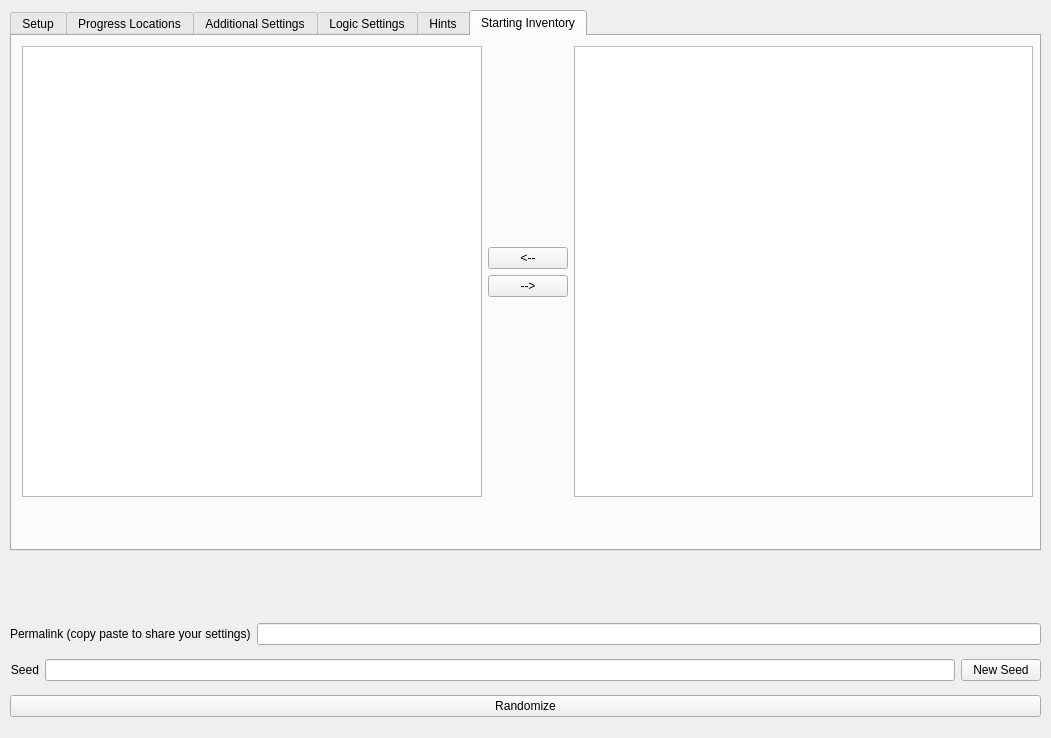
This is gui/randogui.ui in ssrando/ssrando as Qt 5 draws it before an edit. The edited form follows.
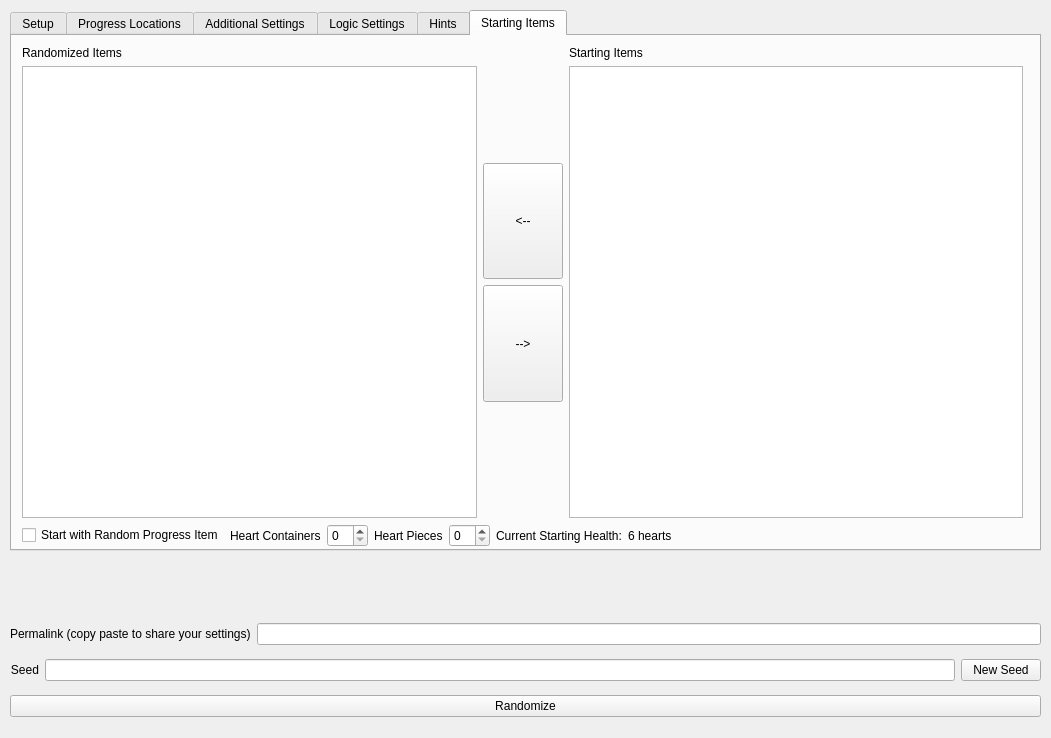
This is the edited form. The open tabs and pages were chosen to show the change.

Commit message: Unhide "Starting Items" ui tab

The edit to the form file:
```diff
--- a/gui/randogui.ui
+++ b/gui/randogui.ui
@@ -66,7 +66,13 @@
     <property name="currentIndex">
      <number>0</number>
     </property>
-    <widget class="QWidget" name="tab">
+    <property name="usesScrollButtons">
+     <bool>true</bool>
+    </property>
+    <property name="documentMode">
+     <bool>false</bool>
+    </property>
+    <widget class="QWidget" name="tab_setup">
      <attribute name="title">
       <string>Setup</string>
      </attribute>
@@ -1788,68 +1794,239 @@
     </widget>
     <widget class="QWidget" name="tab_6">
      <attribute name="title">
-      <string>Starting Inventory</string>
+      <string>Starting Items</string>
      </attribute>
      <widget class="QWidget" name="horizontalLayoutWidget_5">
       <property name="geometry">
        <rect>
         <x>10</x>
         <y>10</y>
-        <width>1011</width>
-        <height>451</height>
+        <width>1001</width>
+        <height>501</height>
        </rect>
       </property>
-      <layout class="QHBoxLayout" name="horizontalLayout_5">
+      <layout class="QVBoxLayout" name="verticalLayout_49">
        <item>
-        <widget class="QListView" name="randomized_items"/>
+        <layout class="QHBoxLayout" name="horizontalLayout_26">
+         <item>
+          <layout class="QVBoxLayout" name="verticalLayout_50">
+           <item>
+            <widget class="QLabel" name="label_randomized_items">
+             <property name="text">
+              <string>Randomized Items</string>
+             </property>
+            </widget>
+           </item>
+           <item>
+            <widget class="QListView" name="randomized_items">
+             <property name="sizePolicy">
+              <sizepolicy hsizetype="Expanding" vsizetype="Expanding">
+               <horstretch>0</horstretch>
+               <verstretch>0</verstretch>
+              </sizepolicy>
+             </property>
+            </widget>
+           </item>
+          </layout>
+         </item>
+         <item>
+          <layout class="QVBoxLayout" name="verticalLayout_51">
+           <property name="sizeConstraint">
+            <enum>QLayout::SetDefaultConstraint</enum>
+           </property>
+           <item>
+            <spacer name="verticalSpacer_20">
+             <property name="orientation">
+              <enum>Qt::Vertical</enum>
+             </property>
+             <property name="sizeHint" stdset="0">
+              <size>
+               <width>20</width>
+               <height>40</height>
+              </size>
+             </property>
+            </spacer>
+           </item>
+           <item>
+            <widget class="QPushButton" name="randomize_item">
+             <property name="sizePolicy">
+              <sizepolicy hsizetype="Fixed" vsizetype="Expanding">
+               <horstretch>0</horstretch>
+               <verstretch>0</verstretch>
+              </sizepolicy>
+             </property>
+             <property name="text">
+              <string>&lt;--</string>
+             </property>
+            </widget>
+           </item>
+           <item>
+            <widget class="QPushButton" name="start_with_item">
+             <property name="sizePolicy">
+              <sizepolicy hsizetype="Fixed" vsizetype="Expanding">
+               <horstretch>0</horstretch>
+               <verstretch>0</verstretch>
+              </sizepolicy>
+             </property>
+             <property name="text">
+              <string>--&gt;</string>
+             </property>
+            </widget>
+           </item>
+           <item>
+            <spacer name="verticalSpacer_21">
+             <property name="orientation">
+              <enum>Qt::Vertical</enum>
+             </property>
+             <property name="sizeType">
+              <enum>QSizePolicy::Expanding</enum>
+             </property>
+             <property name="sizeHint" stdset="0">
+              <size>
+               <width>20</width>
+               <height>40</height>
+              </size>
+             </property>
+            </spacer>
+           </item>
+          </layout>
+         </item>
+         <item>
+          <layout class="QVBoxLayout" name="verticalLayout_52">
+           <item>
+            <widget class="QLabel" name="label_starting_items">
+             <property name="text">
+              <string>Starting Items</string>
+             </property>
+            </widget>
+           </item>
+           <item>
+            <widget class="QListView" name="starting_items">
+             <property name="sizePolicy">
+              <sizepolicy hsizetype="Expanding" vsizetype="Expanding">
+               <horstretch>0</horstretch>
+               <verstretch>0</verstretch>
+              </sizepolicy>
+             </property>
+            </widget>
+           </item>
+          </layout>
+         </item>
+        </layout>
        </item>
        <item>
-        <layout class="QVBoxLayout" name="verticalLayout_23">
+        <layout class="QHBoxLayout" name="horizontalLayout_27">
+         <property name="bottomMargin">
+          <number>0</number>
+         </property>
          <item>
-          <spacer name="verticalSpacer_9">
-           <property name="orientation">
-            <enum>Qt::Vertical</enum>
+          <widget class="QCheckBox" name="option_random_starting_item">
+           <property name="sizePolicy">
+            <sizepolicy hsizetype="Minimum" vsizetype="Fixed">
+             <horstretch>0</horstretch>
+             <verstretch>0</verstretch>
+            </sizepolicy>
            </property>
-           <property name="sizeHint" stdset="0">
-            <size>
-             <width>20</width>
-             <height>40</height>
-            </size>
+           <property name="text">
+            <string>Start with Random Progress Item</string>
            </property>
-          </spacer>
+          </widget>
          </item>
          <item>
-          <widget class="QPushButton" name="randomize_item">
+          <layout class="QHBoxLayout" name="horizontalLayout_28">
+           <item>
+            <widget class="QLabel" name="label_for_option_starting_heart_containers">
+             <property name="sizePolicy">
+              <sizepolicy hsizetype="Minimum" vsizetype="Preferred">
+               <horstretch>0</horstretch>
+               <verstretch>0</verstretch>
+              </sizepolicy>
+             </property>
+             <property name="text">
+              <string>Heart Containers</string>
+             </property>
+            </widget>
+           </item>
+           <item>
+            <widget class="QSpinBox" name="option_starting_heart_containers">
+             <property name="sizePolicy">
+              <sizepolicy hsizetype="Minimum" vsizetype="Fixed">
+               <horstretch>0</horstretch>
+               <verstretch>0</verstretch>
+              </sizepolicy>
+             </property>
+             <property name="maximumSize">
+              <size>
+               <width>41</width>
+               <height>16777215</height>
+              </size>
+             </property>
+            </widget>
+           </item>
+          </layout>
+         </item>
+         <item>
+          <layout class="QHBoxLayout" name="horizontalLayout_29">
+           <item>
+            <widget class="QLabel" name="label_for_option_starting_heart_pieces">
+             <property name="sizePolicy">
+              <sizepolicy hsizetype="Minimum" vsizetype="Preferred">
+               <horstretch>0</horstretch>
+               <verstretch>0</verstretch>
+              </sizepolicy>
+             </property>
+             <property name="text">
+              <string>Heart Pieces</string>
+             </property>
+            </widget>
+           </item>
+           <item>
+            <widget class="QSpinBox" name="option_starting_heart_pieces">
+             <property name="sizePolicy">
+              <sizepolicy hsizetype="Minimum" vsizetype="Fixed">
+               <horstretch>0</horstretch>
+               <verstretch>0</verstretch>
+              </sizepolicy>
+             </property>
+             <property name="maximumSize">
+              <size>
+               <width>41</width>
+               <height>16777215</height>
+              </size>
+             </property>
+            </widget>
+           </item>
+          </layout>
+         </item>
+         <item>
+          <widget class="QLabel" name="label_current_starting_health">
            <property name="text">
-            <string>&lt;--</string>
+            <string>Current Starting Health:</string>
            </property>
           </widget>
          </item>
          <item>
-          <widget class="QPushButton" name="start_with_item">
+          <widget class="QLabel" name="current_starting_health_counter">
            <property name="text">
-            <string>--&gt;</string>
+            <string>6 hearts</string>
            </property>
           </widget>
          </item>
          <item>
-          <spacer name="verticalSpacer_8">
+          <spacer name="horizontalSpacer_3">
            <property name="orientation">
-            <enum>Qt::Vertical</enum>
+            <enum>Qt::Horizontal</enum>
            </property>
            <property name="sizeHint" stdset="0">
             <size>
-             <width>20</width>
-             <height>40</height>
+             <width>40</width>
+             <height>20</height>
             </size>
            </property>
           </spacer>
          </item>
         </layout>
        </item>
-       <item>
-        <widget class="QListView" name="starting_items"/>
-       </item>
       </layout>
      </widget>
     </widget>
```
Left out of the diff: 14 changed lines with no effect on the pictures. The commit also changes 2 other files.
